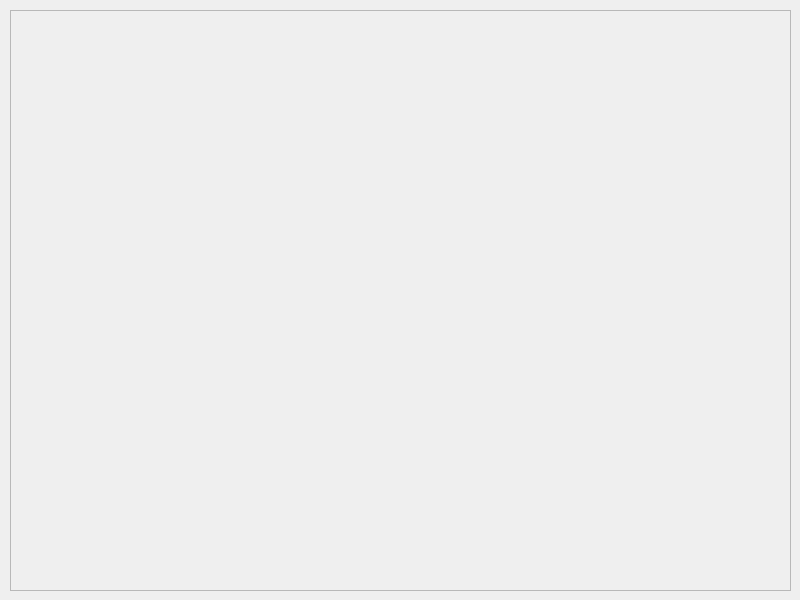
m9rc1n/life, file src/client/client_ui.ui: the form before one commit.
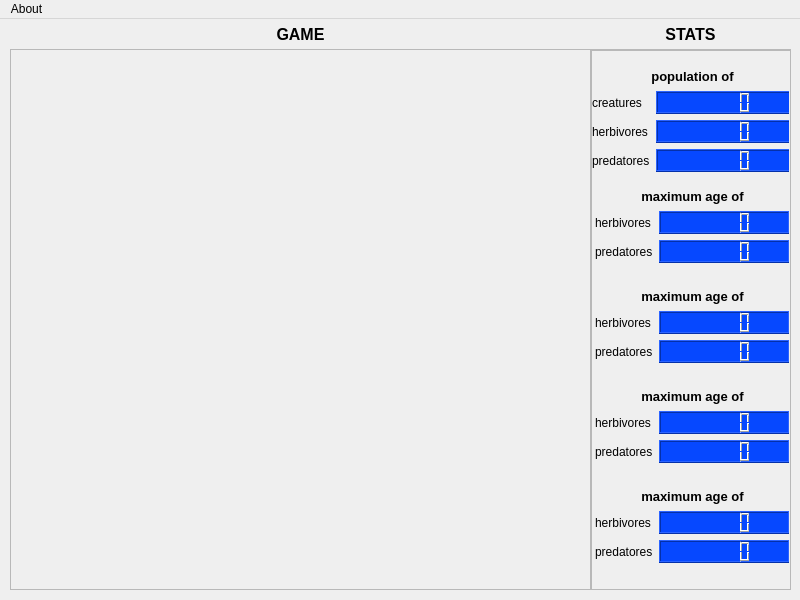
The form after the commit.

```diff
--- a/src/client/client_ui.ui
+++ b/src/client/client_ui.ui
@@ -1,7 +1,7 @@
 <?xml version="1.0" encoding="UTF-8"?>
 <ui version="4.0">
  <class>Client_UI</class>
- <widget class="QWidget" name="Client_UI">
+ <widget class="QMainWindow" name="Client_UI">
   <property name="geometry">
    <rect>
     <x>0</x>
@@ -13,35 +13,639 @@
   <property name="windowTitle">
    <string>Form</string>
   </property>
-  <widget class="QWidget" name="verticalLayoutWidget_3">
-   <property name="geometry">
-    <rect>
-     <x>10</x>
-     <y>10</y>
-     <width>781</width>
-     <height>581</height>
-    </rect>
-   </property>
-   <layout class="QVBoxLayout" name="verticalLayout_3">
-    <item>
-     <widget class="QScrollArea" name="scrollArea">
+  <widget class="QWidget" name="centralwidget">
+   <widget class="QWidget" name="verticalLayoutWidget">
+    <property name="geometry">
+     <rect>
+      <x>10</x>
+      <y>30</y>
+      <width>581</width>
+      <height>541</height>
+     </rect>
+    </property>
+    <layout class="QVBoxLayout" name="verticalLayout">
+     <item>
+      <widget class="QScrollArea" name="scrollArea">
+       <property name="widgetResizable">
+        <bool>false</bool>
+       </property>
+       <widget class="QWidget" name="scrollAreaWidgetContents">
+        <property name="geometry">
+         <rect>
+          <x>0</x>
+          <y>0</y>
+          <width>565</width>
+          <height>485</height>
+         </rect>
+        </property>
+       </widget>
+      </widget>
+     </item>
+    </layout>
+   </widget>
+   <widget class="QWidget" name="horizontalLayoutWidget">
+    <property name="geometry">
+     <rect>
+      <x>10</x>
+      <y>0</y>
+      <width>581</width>
+      <height>31</height>
+     </rect>
+    </property>
+    <property name="font">
+     <font>
+      <family>Cantarell</family>
+      <pointsize>12</pointsize>
+      <weight>75</weight>
+      <bold>true</bold>
+     </font>
+    </property>
+    <layout class="QHBoxLayout" name="horizontalLayout">
+     <item>
+      <widget class="QLabel" name="label">
+       <property name="text">
+        <string>GAME</string>
+       </property>
+       <property name="alignment">
+        <set>Qt::AlignCenter</set>
+       </property>
+      </widget>
+     </item>
+    </layout>
+   </widget>
+   <widget class="QWidget" name="horizontalLayoutWidget_2">
+    <property name="geometry">
+     <rect>
+      <x>590</x>
+      <y>0</y>
+      <width>201</width>
+      <height>31</height>
+     </rect>
+    </property>
+    <layout class="QHBoxLayout" name="horizontalLayout_2">
+     <item>
+      <widget class="QLabel" name="label_2">
+       <property name="font">
+        <font>
+         <family>Cantarell</family>
+         <pointsize>12</pointsize>
+         <weight>75</weight>
+         <bold>true</bold>
+        </font>
+       </property>
+       <property name="text">
+        <string>STATS</string>
+       </property>
+       <property name="alignment">
+        <set>Qt::AlignCenter</set>
+       </property>
+      </widget>
+     </item>
+    </layout>
+   </widget>
+   <widget class="Line" name="line">
+    <property name="geometry">
+     <rect>
+      <x>630</x>
+      <y>30</y>
+      <width>118</width>
+      <height>3</height>
+     </rect>
+    </property>
+    <property name="orientation">
+     <enum>Qt::Horizontal</enum>
+    </property>
+   </widget>
+   <widget class="QScrollArea" name="scrollArea_2">
+    <property name="geometry">
+     <rect>
+      <x>590</x>
+      <y>30</y>
+      <width>201</width>
+      <height>541</height>
+     </rect>
+    </property>
+    <property name="widgetResizable">
+     <bool>true</bool>
+    </property>
+    <widget class="QWidget" name="scrollAreaWidgetContents_3">
+     <property name="geometry">
+      <rect>
+       <x>0</x>
+       <y>0</y>
+       <width>197</width>
+       <height>537</height>
+      </rect>
+     </property>
+     <widget class="QScrollArea" name="scrollArea_3">
+      <property name="geometry">
+       <rect>
+        <x>0</x>
+        <y>0</y>
+        <width>201</width>
+        <height>551</height>
+       </rect>
+      </property>
       <property name="widgetResizable">
        <bool>false</bool>
       </property>
-      <widget class="QWidget" name="scrollAreaWidgetContents">
+      <widget class="QWidget" name="scrollAreaWidgetContents_7">
        <property name="geometry">
         <rect>
          <x>0</x>
          <y>0</y>
-         <width>775</width>
-         <height>575</height>
+         <width>197</width>
+         <height>537</height>
         </rect>
        </property>
+       <widget class="QWidget" name="formLayoutWidget_5">
+        <property name="geometry">
+         <rect>
+          <x>0</x>
+          <y>40</y>
+          <width>201</width>
+          <height>83</height>
+         </rect>
+        </property>
+        <layout class="QFormLayout" name="formLayout_14">
+         <property name="fieldGrowthPolicy">
+          <enum>QFormLayout::AllNonFixedFieldsGrow</enum>
+         </property>
+         <item row="0" column="0">
+          <widget class="QLabel" name="label_56">
+           <property name="text">
+            <string>creatures</string>
+           </property>
+          </widget>
+         </item>
+         <item row="0" column="1">
+          <widget class="QLCDNumber" name="lcdNumber_40">
+           <property name="styleSheet">
+            <string notr="true">
+background-color: rgb(6, 72, 255);</string>
+           </property>
+           <property name="value" stdset="0">
+            <double>0.000000000000000</double>
+           </property>
+          </widget>
+         </item>
+         <item row="1" column="0">
+          <widget class="QLabel" name="label_57">
+           <property name="text">
+            <string>herbivores</string>
+           </property>
+          </widget>
+         </item>
+         <item row="2" column="0">
+          <widget class="QLabel" name="label_58">
+           <property name="text">
+            <string>predatores</string>
+           </property>
+          </widget>
+         </item>
+         <item row="1" column="1">
+          <widget class="QLCDNumber" name="lcdNumber_41">
+           <property name="styleSheet">
+            <string notr="true">
+background-color: rgb(6, 72, 255);</string>
+           </property>
+           <property name="value" stdset="0">
+            <double>0.000000000000000</double>
+           </property>
+          </widget>
+         </item>
+         <item row="2" column="1">
+          <widget class="QLCDNumber" name="lcdNumber_42">
+           <property name="styleSheet">
+            <string notr="true">
+background-color: rgb(6, 72, 255);</string>
+           </property>
+           <property name="value" stdset="0">
+            <double>0.000000000000000</double>
+           </property>
+          </widget>
+         </item>
+        </layout>
+       </widget>
+       <widget class="QWidget" name="horizontalLayoutWidget_7">
+        <property name="geometry">
+         <rect>
+          <x>0</x>
+          <y>10</y>
+          <width>201</width>
+          <height>31</height>
+         </rect>
+        </property>
+        <layout class="QHBoxLayout" name="horizontalLayout_16">
+         <item>
+          <widget class="QLabel" name="label_55">
+           <property name="font">
+            <font>
+             <family>Cantarell</family>
+             <pointsize>10</pointsize>
+             <weight>75</weight>
+             <bold>true</bold>
+            </font>
+           </property>
+           <property name="text">
+            <string>population of</string>
+           </property>
+           <property name="alignment">
+            <set>Qt::AlignCenter</set>
+           </property>
+          </widget>
+         </item>
+        </layout>
+       </widget>
+       <widget class="QWidget" name="horizontalLayoutWidget_8">
+        <property name="geometry">
+         <rect>
+          <x>0</x>
+          <y>130</y>
+          <width>201</width>
+          <height>31</height>
+         </rect>
+        </property>
+        <layout class="QHBoxLayout" name="horizontalLayout_17">
+         <item>
+          <widget class="QLabel" name="label_59">
+           <property name="font">
+            <font>
+             <family>Cantarell</family>
+             <pointsize>10</pointsize>
+             <weight>75</weight>
+             <bold>true</bold>
+            </font>
+           </property>
+           <property name="text">
+            <string>maximum age of</string>
+           </property>
+           <property name="alignment">
+            <set>Qt::AlignCenter</set>
+           </property>
+          </widget>
+         </item>
+        </layout>
+       </widget>
+       <widget class="QWidget" name="formLayoutWidget">
+        <property name="geometry">
+         <rect>
+          <x>0</x>
+          <y>160</y>
+          <width>201</width>
+          <height>61</height>
+         </rect>
+        </property>
+        <layout class="QFormLayout" name="formLayout">
+         <property name="fieldGrowthPolicy">
+          <enum>QFormLayout::AllNonFixedFieldsGrow</enum>
+         </property>
+         <property name="leftMargin">
+          <number>3</number>
+         </property>
+         <property name="rightMargin">
+          <number>3</number>
+         </property>
+         <item row="0" column="0">
+          <widget class="QLabel" name="label_65">
+           <property name="text">
+            <string>herbivores</string>
+           </property>
+          </widget>
+         </item>
+         <item row="1" column="0">
+          <widget class="QLabel" name="label_66">
+           <property name="text">
+            <string>predatores</string>
+           </property>
+          </widget>
+         </item>
+         <item row="0" column="1">
+          <widget class="QLCDNumber" name="lcdNumber_46">
+           <property name="styleSheet">
+            <string notr="true">
+background-color: rgb(6, 72, 255);</string>
+           </property>
+           <property name="value" stdset="0">
+            <double>0.000000000000000</double>
+           </property>
+          </widget>
+         </item>
+         <item row="1" column="1">
+          <widget class="QLCDNumber" name="lcdNumber_47">
+           <property name="styleSheet">
+            <string notr="true">
+background-color: rgb(6, 72, 255);</string>
+           </property>
+           <property name="value" stdset="0">
+            <double>0.000000000000000</double>
+           </property>
+          </widget>
+         </item>
+        </layout>
+       </widget>
+       <widget class="QWidget" name="horizontalLayoutWidget_11">
+        <property name="geometry">
+         <rect>
+          <x>0</x>
+          <y>230</y>
+          <width>201</width>
+          <height>31</height>
+         </rect>
+        </property>
+        <layout class="QHBoxLayout" name="horizontalLayout_21">
+         <item>
+          <widget class="QLabel" name="label_68">
+           <property name="font">
+            <font>
+             <family>Cantarell</family>
+             <pointsize>10</pointsize>
+             <weight>75</weight>
+             <bold>true</bold>
+            </font>
+           </property>
+           <property name="text">
+            <string>maximum age of</string>
+           </property>
+           <property name="alignment">
+            <set>Qt::AlignCenter</set>
+           </property>
+          </widget>
+         </item>
+        </layout>
+       </widget>
+       <widget class="QWidget" name="horizontalLayoutWidget_12">
+        <property name="geometry">
+         <rect>
+          <x>0</x>
+          <y>330</y>
+          <width>201</width>
+          <height>31</height>
+         </rect>
+        </property>
+        <layout class="QHBoxLayout" name="horizontalLayout_23">
+         <item>
+          <widget class="QLabel" name="label_70">
+           <property name="font">
+            <font>
+             <family>Cantarell</family>
+             <pointsize>10</pointsize>
+             <weight>75</weight>
+             <bold>true</bold>
+            </font>
+           </property>
+           <property name="text">
+            <string>maximum age of</string>
+           </property>
+           <property name="alignment">
+            <set>Qt::AlignCenter</set>
+           </property>
+          </widget>
+         </item>
+        </layout>
+       </widget>
+       <widget class="QWidget" name="horizontalLayoutWidget_13">
+        <property name="geometry">
+         <rect>
+          <x>0</x>
+          <y>430</y>
+          <width>201</width>
+          <height>31</height>
+         </rect>
+        </property>
+        <layout class="QHBoxLayout" name="horizontalLayout_24">
+         <item>
+          <widget class="QLabel" name="label_71">
+           <property name="font">
+            <font>
+             <family>Cantarell</family>
+             <pointsize>10</pointsize>
+             <weight>75</weight>
+             <bold>true</bold>
+            </font>
+           </property>
+           <property name="text">
+            <string>maximum age of</string>
+           </property>
+           <property name="alignment">
+            <set>Qt::AlignCenter</set>
+           </property>
+          </widget>
+         </item>
+        </layout>
+       </widget>
+       <widget class="QWidget" name="formLayoutWidget_8">
+        <property name="geometry">
+         <rect>
+          <x>0</x>
+          <y>260</y>
+          <width>201</width>
+          <height>61</height>
+         </rect>
+        </property>
+        <layout class="QFormLayout" name="formLayout_17">
+         <property name="fieldGrowthPolicy">
+          <enum>QFormLayout::AllNonFixedFieldsGrow</enum>
+         </property>
+         <property name="leftMargin">
+          <number>3</number>
+         </property>
+         <property name="rightMargin">
+          <number>3</number>
+         </property>
+         <item row="0" column="0">
+          <widget class="QLabel" name="label_72">
+           <property name="text">
+            <string>herbivores</string>
+           </property>
+          </widget>
+         </item>
+         <item row="1" column="0">
+          <widget class="QLabel" name="label_73">
+           <property name="text">
+            <string>predatores</string>
+           </property>
+          </widget>
+         </item>
+         <item row="0" column="1">
+          <widget class="QLCDNumber" name="lcdNumber_48">
+           <property name="styleSheet">
+            <string notr="true">
+background-color: rgb(6, 72, 255);</string>
+           </property>
+           <property name="value" stdset="0">
+            <double>0.000000000000000</double>
+           </property>
+          </widget>
+         </item>
+         <item row="1" column="1">
+          <widget class="QLCDNumber" name="lcdNumber_49">
+           <property name="styleSheet">
+            <string notr="true">
+background-color: rgb(6, 72, 255);</string>
+           </property>
+           <property name="value" stdset="0">
+            <double>0.000000000000000</double>
+           </property>
+          </widget>
+         </item>
+        </layout>
+       </widget>
+       <widget class="QWidget" name="formLayoutWidget_9">
+        <property name="geometry">
+         <rect>
+          <x>0</x>
+          <y>360</y>
+          <width>201</width>
+          <height>61</height>
+         </rect>
+        </property>
+        <layout class="QFormLayout" name="formLayout_18">
+         <property name="fieldGrowthPolicy">
+          <enum>QFormLayout::AllNonFixedFieldsGrow</enum>
+         </property>
+         <property name="leftMargin">
+          <number>3</number>
+         </property>
+         <property name="rightMargin">
+          <number>3</number>
+         </property>
+         <item row="0" column="0">
+          <widget class="QLabel" name="label_74">
+           <property name="text">
+            <string>herbivores</string>
+           </property>
+          </widget>
+         </item>
+         <item row="1" column="0">
+          <widget class="QLabel" name="label_75">
+           <property name="text">
+            <string>predatores</string>
+           </property>
+          </widget>
+         </item>
+         <item row="0" column="1">
+          <widget class="QLCDNumber" name="lcdNumber_50">
+           <property name="styleSheet">
+            <string notr="true">
+background-color: rgb(6, 72, 255);</string>
+           </property>
+           <property name="value" stdset="0">
+            <double>0.000000000000000</double>
+           </property>
+          </widget>
+         </item>
+         <item row="1" column="1">
+          <widget class="QLCDNumber" name="lcdNumber_51">
+           <property name="styleSheet">
+            <string notr="true">
+background-color: rgb(6, 72, 255);</string>
+           </property>
+           <property name="value" stdset="0">
+            <double>0.000000000000000</double>
+           </property>
+          </widget>
+         </item>
+        </layout>
+       </widget>
+       <widget class="QWidget" name="formLayoutWidget_10">
+        <property name="geometry">
+         <rect>
+          <x>0</x>
+          <y>460</y>
+          <width>201</width>
+          <height>61</height>
+         </rect>
+        </property>
+        <layout class="QFormLayout" name="formLayout_19">
+         <property name="fieldGrowthPolicy">
+          <enum>QFormLayout::AllNonFixedFieldsGrow</enum>
+         </property>
+         <property name="leftMargin">
+          <number>3</number>
+         </property>
+         <property name="rightMargin">
+          <number>3</number>
+         </property>
+         <item row="0" column="0">
+          <widget class="QLabel" name="label_76">
+           <property name="text">
+            <string>herbivores</string>
+           </property>
+          </widget>
+         </item>
+         <item row="1" column="0">
+          <widget class="QLabel" name="label_77">
+           <property name="text">
+            <string>predatores</string>
+           </property>
+          </widget>
+         </item>
+         <item row="0" column="1">
+          <widget class="QLCDNumber" name="lcdNumber_52">
+           <property name="styleSheet">
+            <string notr="true">
+background-color: rgb(6, 72, 255);</string>
+           </property>
+           <property name="value" stdset="0">
+            <double>0.000000000000000</double>
+           </property>
+          </widget>
+         </item>
+         <item row="1" column="1">
+          <widget class="QLCDNumber" name="lcdNumber_53">
+           <property name="styleSheet">
+            <string notr="true">
+background-color: rgb(6, 72, 255);</string>
+           </property>
+           <property name="value" stdset="0">
+            <double>0.000000000000000</double>
+           </property>
+          </widget>
+         </item>
+        </layout>
+       </widget>
       </widget>
      </widget>
-    </item>
-   </layout>
+     <zorder>scrollArea_3</zorder>
+     <zorder>scrollArea_3</zorder>
+     <zorder>scrollArea_3</zorder>
+    </widget>
+   </widget>
+   <zorder>verticalLayoutWidget</zorder>
+   <zorder>horizontalLayoutWidget</zorder>
+   <zorder>horizontalLayoutWidget_2</zorder>
+   <zorder>label</zorder>
+   <zorder>line</zorder>
+   <zorder>scrollArea</zorder>
+   <zorder>scrollArea_2</zorder>
   </widget>
+  <widget class="QMenuBar" name="menubar">
+   <property name="geometry">
+    <rect>
+     <x>0</x>
+     <y>0</y>
+     <width>800</width>
+     <height>23</height>
+    </rect>
+   </property>
+   <widget class="QMenu" name="menuAbout">
+    <property name="title">
+     <string>About</string>
+    </property>
+   </widget>
+   <addaction name="menuAbout"/>
+  </widget>
+  <action name="actionAbout_Life">
+   <property name="text">
+    <string>About Life</string>
+   </property>
+  </action>
+  <action name="actionAbout_Qt">
+   <property name="text">
+    <string>About Qt</string>
+   </property>
+  </action>
  </widget>
  <resources/>
  <connections/>
```
Left out of the diff: 2 changed lines with no effect on the pictures.
